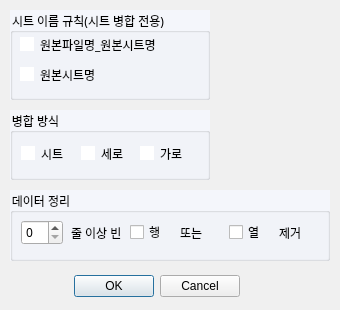
Fentanest/ExcelMerger, file options.ui: the form before one commit.
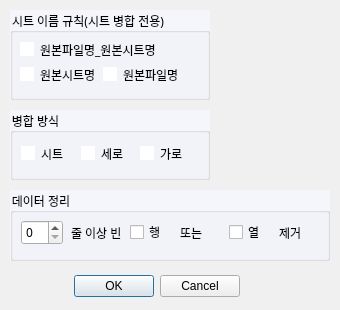
The form after the commit. Icons and pictures are not drawn.

Commit message: 1.3.0 원본파일명만 사용하는 옵션 추가

Diff of the .ui file:
```diff
--- a/options.ui
+++ b/options.ui
@@ -311,23 +311,17 @@
    <property name="title">
     <string>시트 이름 규칙(시트 병합 전용)</string>
    </property>
-   <widget class="QWidget" name="layoutWidget_3">
+   <widget class="QWidget" name="">
     <property name="geometry">
      <rect>
       <x>10</x>
-      <y>20</y>
-      <width>173</width>
-      <height>60</height>
+      <y>30</y>
+      <width>160</width>
+      <height>44</height>
      </rect>
     </property>
-    <property name="font">
-     <font>
-      <family>Noto Sans</family>
-      <pointsize>9</pointsize>
-     </font>
-    </property>
-    <layout class="QVBoxLayout" name="verticalLayout">
-     <item>
+    <layout class="QGridLayout" name="gridLayout">
+     <item row="0" column="0" colspan="2">
       <widget class="QRadioButton" name="radioButtonOriginalBoth">
        <property name="font">
         <font>
@@ -346,7 +340,7 @@
        </property>
       </widget>
      </item>
-     <item>
+     <item row="1" column="0">
       <widget class="QRadioButton" name="radioButtonOriginalSheet">
        <property name="font">
         <font>
@@ -365,6 +359,25 @@
        </property>
       </widget>
      </item>
+     <item row="1" column="1">
+      <widget class="QRadioButton" name="radioButtonOriginalFileName">
+       <property name="font">
+        <font>
+         <family>Noto Sans</family>
+         <pointsize>9</pointsize>
+        </font>
+       </property>
+       <property name="styleSheet">
+        <string notr="true"/>
+       </property>
+       <property name="text">
+        <string>원본파일명</string>
+       </property>
+       <property name="shortcut">
+        <string>W</string>
+       </property>
+      </widget>
+     </item>
     </layout>
    </widget>
   </widget>
```
The commit also changes 6 other files.
